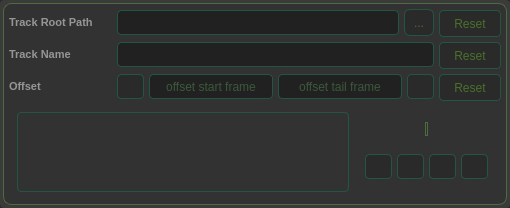
Above: ui/trimaudio.ui from pyvfx-com/ffmpeg-helper before the change. Below: the same form after it.
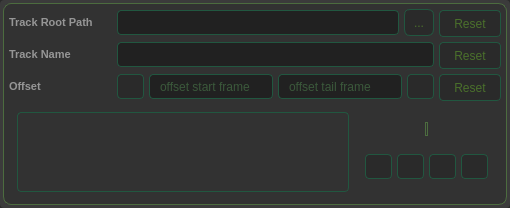
That is the form after the change. Icons and pictures are not drawn.

Diff of the .ui file:
```diff
--- a/ui/trimaudio.ui
+++ b/ui/trimaudio.ui
@@ -55,10 +55,7 @@
 }</string>
      </property>
      <property name="frameShape">
-      <enum>QFrame::Shape::StyledPanel</enum>
-     </property>
-     <property name="frameShadow">
-      <enum>QFrame::Shadow::Raised</enum>
+      <enum>QFrame::NoFrame</enum>
      </property>
      <layout class="QVBoxLayout" name="verticalLayout">
       <property name="spacing">
@@ -86,10 +83,7 @@
 }</string>
         </property>
         <property name="frameShape">
-         <enum>QFrame::Shape::StyledPanel</enum>
-        </property>
-        <property name="frameShadow">
-         <enum>QFrame::Shadow::Raised</enum>
+         <enum>QFrame::NoFrame</enum>
         </property>
         <layout class="QVBoxLayout" name="verticalLayout_3">
          <property name="spacing">
@@ -467,9 +461,6 @@
     selection-background-color: #212121;
 }</string>
              </property>
-             <property name="alignment">
-              <set>Qt::AlignmentFlag::AlignCenter</set>
-             </property>
              <property name="placeholderText">
               <string>offset start frame</string>
              </property>
@@ -499,9 +490,6 @@
     selection-background-color: #212121;
 }</string>
              </property>
-             <property name="alignment">
-              <set>Qt::AlignmentFlag::AlignCenter</set>
-             </property>
              <property name="placeholderText">
               <string>offset tail frame</string>
              </property>
```
Left out of the diff: 29 changed lines with no effect on the pictures.
